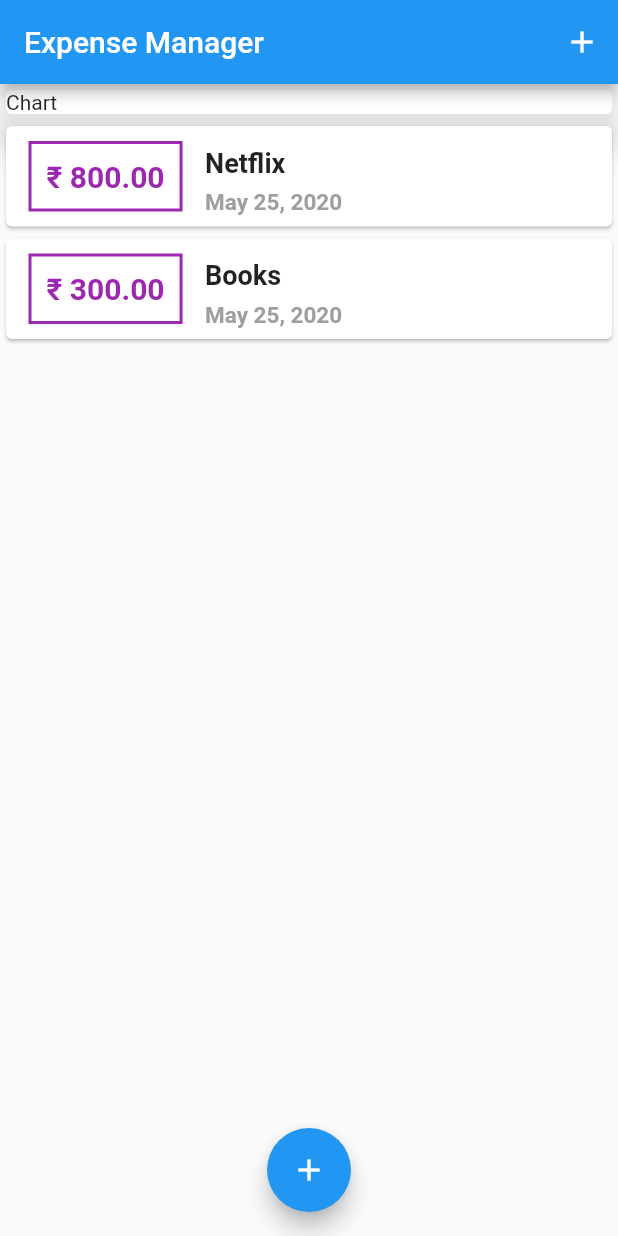
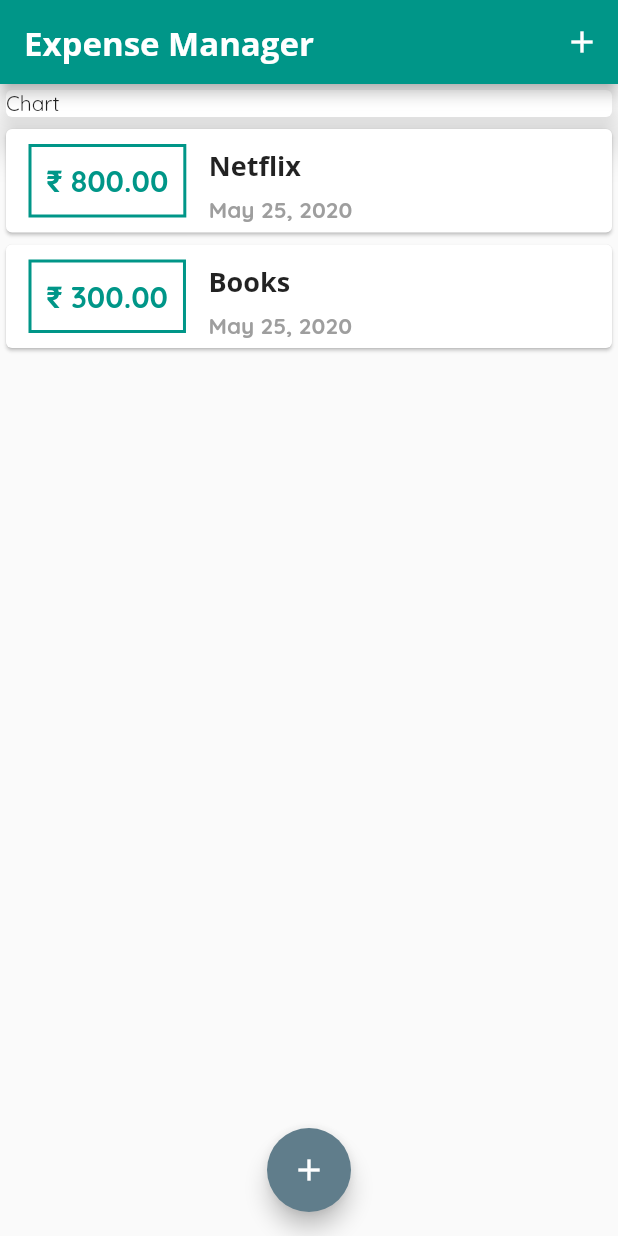
Before and after one commit to harshthakur066/Expense-Manager--Flutter, a Flutter app: the screen it shows after launch, on a phone screen of 412 x 824 dp. Run offline on Flutter 3.47's test engine with Material 2 defaults, Android fonts, the phone set to English and light mode, and no system bars.

Commit message:
added theme and fonts to the app

```diff
--- a/lib/main.dart
+++ b/lib/main.dart
@@ -9,7 +9,27 @@ class MyApp extends StatelessWidget {
   @override
   Widget build(BuildContext context) {
     return MaterialApp(
-      title: 'Flutter App',
+      title: 'Expense Manager',
+      theme: ThemeData(
+        primarySwatch: Colors.teal,
+        accentColor: Colors.blueGrey,
+        fontFamily: 'QuickSand',
+        // textTheme: ThemeData.light().textTheme.copyWith(
+        //         headline6: TextStyle(
+        //       fontFamily: 'OpenSans',
+        //       fontWeight: FontWeight.bold,
+        //       fontSize: 18,
+        //     )),
+        appBarTheme: AppBarTheme(
+          textTheme: ThemeData.light().textTheme.copyWith(
+                headline6: TextStyle(
+                  fontFamily: 'OpenSans',
+                  fontSize: 22,
+                  fontWeight: FontWeight.bold,
+                ),
+              ),
+        ),
+      ),
       home: MyHomePage(),
     );
   }
@@ -61,7 +81,13 @@ class _MyHomePageState extends State<MyHomePage> {
   Widget build(BuildContext context) {
     return Scaffold(
       appBar: AppBar(
-        title: Text('Expense Manager'),
+        title: Text(
+          'Expense Manager',
+          //   style: TextStyle(
+          //     fontFamily: 'OpenSans',
+          //     fontWeight: FontWeight.bold,
+          //   ),
+        ),
         actions: <Widget>[
           IconButton(
             icon: Icon(Icons.add),
--- a/lib/widgets/transaction_list.dart
+++ b/lib/widgets/transaction_list.dart
@@ -19,7 +19,8 @@ class TransactionList extends StatelessWidget {
                 Container(
                   margin: EdgeInsets.symmetric(vertical: 10, horizontal: 15),
                   decoration: BoxDecoration(
-                    border: Border.all(color: Colors.purple, width: 2),
+                    border: Border.all(
+                        color: Theme.of(context).primaryColor, width: 2),
                   ),
                   padding: EdgeInsets.all(10),
                   child: Text(
@@ -27,7 +28,7 @@ class TransactionList extends StatelessWidget {
                     style: TextStyle(
                         fontWeight: FontWeight.bold,
                         fontSize: 20,
-                        color: Colors.purple),
+                        color: Theme.of(context).primaryColor),
                   ),
                 ),
                 Column(
@@ -39,6 +40,7 @@ class TransactionList extends StatelessWidget {
                       child: Text(
                         transactions[index].title,
                         style: TextStyle(
+                          fontFamily: 'OpenSans',
                           fontWeight: FontWeight.bold,
                           fontSize: 18,
                         ),
```
Also changed, not shown: pubspec.yaml (+11 -12 lines), fonts/OpenSans-Bold.ttf (added), fonts/OpenSans-Regular.ttf (added), fonts/Quicksand-Bold.ttf (added), fonts/Quicksand-Regular.ttf (added).
